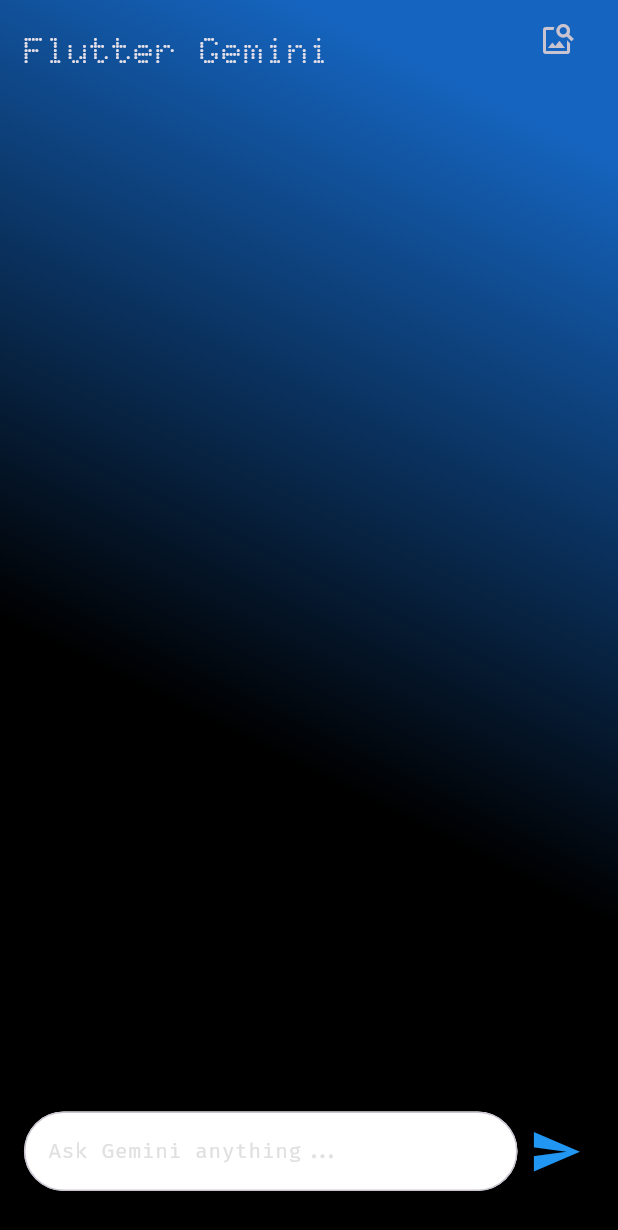
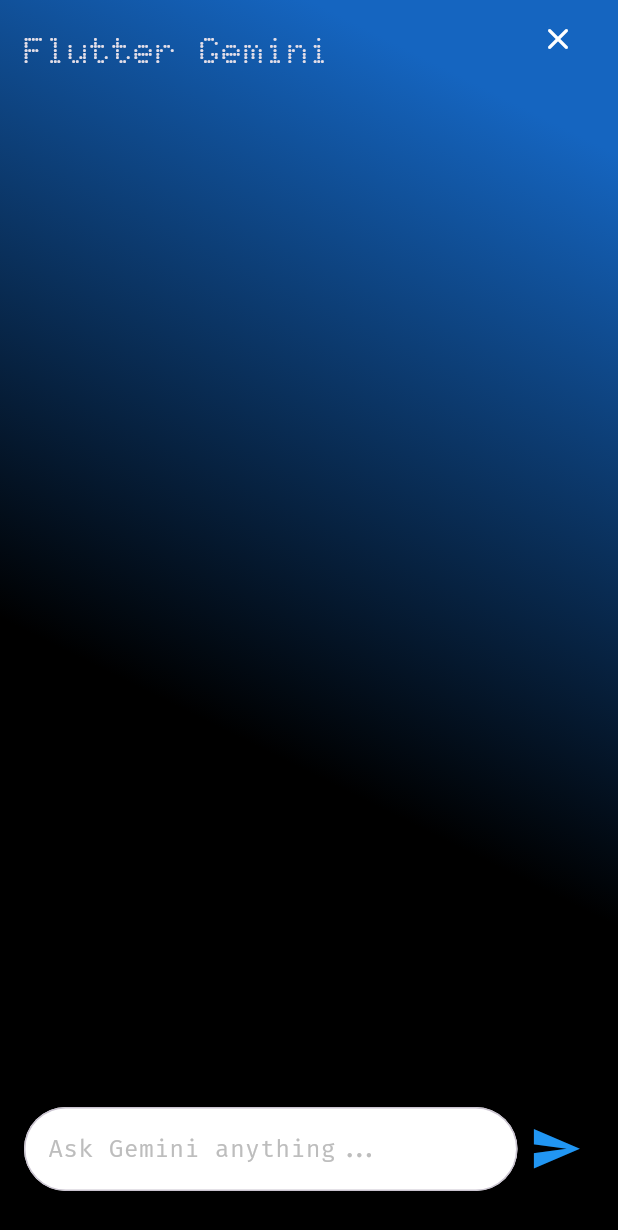
Before and after one commit to usman619/flutter_gemini, a Flutter app: the screen it shows after launch, on a phone screen of 412 x 824 dp. Shown: the top 1230 px of the screen. Run offline on Flutter 3.47's test engine with Material 3 defaults, Android fonts, the phone set to English and light mode, and no system bars; our stand-ins replace bloc, dio, flutter_bloc, flutter_dotenv, flutter_markdown, google_fonts and 1 more.

Commit message:
Add message clearing and Markdown support in chat

```diff
--- a/lib/pages/home_page.dart
+++ b/lib/pages/home_page.dart
@@ -2,6 +2,8 @@
 import 'package:flutter_bloc/flutter_bloc.dart';
 import 'package:flutter_gemini/bloc/chat_bloc.dart';
 import 'package:flutter_gemini/models/chat_message_model.dart';
+import 'package:flutter_markdown/flutter_markdown.dart';
+// import 'package:fluttertoast/fluttertoast.dart';
 import 'package:google_fonts/google_fonts.dart';
 import 'package:lottie/lottie.dart';
 
@@ -15,6 +17,35 @@
 class _HomePageState extends State<HomePage> {
   final ChatBloc chatBloc = ChatBloc();
   TextEditingController textEditingController = TextEditingController();
+  bool clear_messages = false;
+
+  @override
+  void initState() {
+    super.initState();
+  }
+
+  void _clearMessages(List<ChatMessageModel> messages) {
+    setState(() {
+      clear_messages = true;
+    });
+    // Fluttertoast.showToast(
+    //   msg: 'Chat cleared!',
+    //   toastLength: Toast.LENGTH_SHORT,
+    //   gravity: ToastGravity.BOTTOM,
+    //   backgroundColor: Colors.red,
+    //   textColor: Colors.white,
+    // );
+    messages.clear();
+    ScaffoldMessenger.of(context).showSnackBar(
+      SnackBar(
+        content: Text("Chat Cleared!",
+            style: GoogleFonts.firaCode(
+              color: Colors.white,
+            )),
+        backgroundColor: Colors.black,
+      ),
+    );
+  }
 
   @override
   Widget build(BuildContext context) {
@@ -58,14 +89,29 @@
                           crossAxisAlignment: CrossAxisAlignment.end,
                           mainAxisAlignment: MainAxisAlignment.spaceBetween,
                           children: [
-                            const Text("Flutter Gemini",
-                                style: TextStyle(fontSize: 24)),
+                            const Text(
+                              "Flutter Gemini",
+                              style: TextStyle(fontSize: 24),
+                            ),
+                            Row(
+                              children: [
                                 IconButton(
-                              onPressed: () {},
+                                  onPressed: () => _clearMessages(messages),
                                   icon: const Icon(
-                                Icons.image_search,
+                                    Icons.clear_rounded,
                                     size: 24,
+                                    color: Colors.white,
                                   ),
+                                ),
+                                // IconButton(
+                                //   onPressed: () {},
+                                //   icon: const Icon(
+                                //     Icons.image_search,
+                                //     size: 24,
+                                //     color: Colors.white,
+                                //   ),
+                                // )
+                              ],
                             )
                           ],
                         ),
@@ -99,11 +145,27 @@
                                     endIndent: 100,
                                     color: Colors.white,
                                   ),
-                                  Text(
+                                  messages[index].role == "user"
+                                      ? Text(
                                           messages[index].parts.first.text,
                                           style: GoogleFonts.firaCode(
                                             fontSize: 18,
                                             color: Colors.white,
+                                          ),
+                                        )
+                                      : MarkdownBody(
+                                          data:
+                                              messages[index].parts.first.text,
+                                          styleSheet: MarkdownStyleSheet(
+                                            p: GoogleFonts.firaCode(
+                                              fontSize: 18,
+                                              color: Colors.white,
+                                            ),
+                                            code: GoogleFonts.firaCode(
+                                              fontSize: 16,
+                                              color: Colors.grey[300],
+                                              backgroundColor: Colors.grey[800],
+                                            ),
                                           ),
                                         ),
                                 ],
@@ -126,10 +188,12 @@
                         child: Row(
                           children: [
                             Expanded(
+                              child: SingleChildScrollView(
+                                scrollDirection: Axis.vertical,
                                 child: TextField(
                                   controller: textEditingController,
                                   style: GoogleFonts.firaCode(
-                                  fontSize: 14,
+                                    fontSize: 16,
                                     color: Colors.black,
                                   ),
                                   cursorColor: Colors.black,
@@ -139,16 +203,19 @@
                                     ),
                                     hintText: "Ask Gemini anything...",
                                     hintStyle: GoogleFonts.firaCode(
-                                    fontSize: 14,
-                                    color: Colors.grey[300],
+                                      fontSize: 16,
+                                      color: Colors.grey[400],
                                     ),
                                     fillColor: Colors.white,
                                     filled: true,
                                     focusedBorder: OutlineInputBorder(
-                                    borderRadius: BorderRadius.circular(100),
+                                      borderRadius: BorderRadius.circular(12),
                                       borderSide:
                                           const BorderSide(color: Colors.black),
                                     ),
+                                  ),
+                                  minLines: 1,
+                                  maxLines: 5,
                                 ),
                               ),
                             ),
--- a/pubspec.yaml
+++ b/pubspec.yaml
@@ -40,6 +40,8 @@
   flutter_dotenv: ^5.2.1
   google_fonts: ^6.2.1
   lottie:
+  flutter_markdown: ^0.7.4+1
+  fluttertoast: ^8.2.8
 
 dev_dependencies:
   flutter_test:
```
Also changed, not shown: pubspec.lock. Lines whose indentation alone changed are shown as unchanged.
